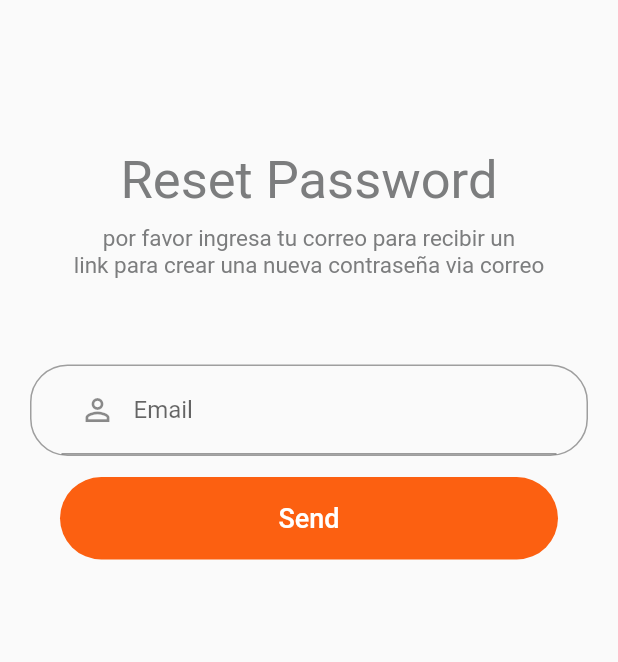
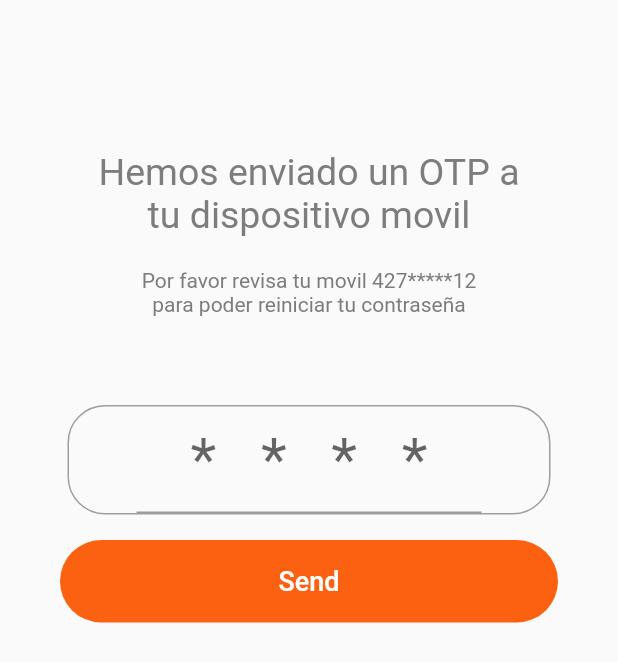
Before and after one commit to WhiteWolf720/ChanguitoApp, a Flutter app: the screen it shows after launch, on a phone screen of 412 x 824 dp. Shown: the top 662 px of the screen. Run offline on Flutter 3.47's test engine with Material 2 defaults, Android fonts, the phone set to English and light mode, and no system bars; our stand-ins replace mask_text_input_formatter.

Commit message:
9no envio - ResetCode

```diff
--- a/lib/main.dart
+++ b/lib/main.dart
@@ -8,7 +8,7 @@ void main() {
     (
       debugShowCheckedModeBanner: false,
       title: 'Changuito Express',
-      initialRoute: '/resetpass',
+      initialRoute: '/resetcode',
       routes: routes,
       theme: ThemeData(
         primaryColor: Color.fromRGBO(252, 96, 17, 1.0),
--- /dev/null
+++ b/lib/pages/loginCode.dart
@@ -0,0 +1,104 @@
+import 'package:flutter/material.dart';
+import 'package:flutter/services.dart';
+
+class ResetCode extends StatelessWidget {
+  const ResetCode({Key? key}) : super(key: key);
+
+  @override
+  Widget build(BuildContext context) {
+    final _height = MediaQuery.of(context).size.height;
+
+    return Scaffold(
+      body: Stack(
+        children: <Widget>[
+          Column(
+            children: <Widget>[
+              SizedBox(
+                width: double.infinity,
+                height: _height * 0.5,
+                //color: Colors.purple,
+                child: Column(children: [
+                  Container(
+                    margin: const EdgeInsets.only(top: 100.0),
+                    child: Wrap(
+                      alignment: WrapAlignment.center,
+                      children: [
+                        const Text(
+                          'Hemos enviado un OTP a',
+                          style: TextStyle(
+                              color: Color.fromRGBO(124, 125, 126, 1.0),
+                              fontSize: 25.0),
+                        ),
+                        const Text(
+                          'tu dispositivo movil',
+                          style: TextStyle(
+                              color: Color.fromRGBO(124, 125, 126, 1.0),
+                              fontSize: 25.0),
+                        ),
+                        const SizedBox(
+                          height: 50.0,
+                        ),
+                        const Text(
+                          'Por favor revisa tu movil 427*****12',
+                          style: TextStyle(
+                              color: Color.fromRGBO(124, 125, 126, 1.0),
+                              fontSize: 14.0),
+                        ),
+                        const Text(
+                          'para poder reiniciar tu contraseña',
+                          style: TextStyle(
+                              color: Color.fromRGBO(124, 125, 126, 1.0),
+                              fontSize: 14.0),
+                        ),
+                        const SizedBox(
+                          height: 75.0,
+                        ),
+                        const SizedBox(
+                          height: 30.0,
+                        ),
+                        Container(
+                          padding: const EdgeInsets.symmetric(horizontal: 45.0),
+                          margin: const EdgeInsets.symmetric(horizontal: 45.0),
+                          decoration: BoxDecoration(
+                              borderRadius: BorderRadius.circular(25.0),
+                              border: Border.all(color: Colors.grey)),
+                          child: const TextField(
+                              textAlign: TextAlign.center,
+                              style: TextStyle(
+                                  color: Color.fromRGBO(124, 125, 126, 1.0),
+                                  fontSize: 40.0),
+                              decoration: InputDecoration(
+                                  //prefixIcon: Icon(Icons.person_outline),
+                                  //labelText: '*   *   *   *',
+                                  hintText: '*   *   *   *')),
+                        ),
+                        const SizedBox(
+                          height: 90.0,
+                        ),
+                        Container(
+                          width: double.infinity,
+                          height: 55.0,
+                          margin:
+                              const EdgeInsets.only(left: 40.0, right: 40.0),
+                          decoration: BoxDecoration(
+                              borderRadius: BorderRadius.circular(30),
+                              color: Theme.of(context).primaryColor),
+                          child: const TextButton(
+                            onPressed: null,
+                            child: Text('Send',
+                                style: TextStyle(
+                                    fontSize: 18.0, color: Colors.white)),
+                          ),
+                        ),
+                      ],
+                    ),
+                  )
+                ]),
+              )
+            ],
+          )
+        ],
+      ),
+    );
+  }
+}
--- a/lib/src/routes.dart
+++ b/lib/src/routes.dart
@@ -1,4 +1,5 @@
 import 'package:changutiapp/main.dart';
+import 'package:changutiapp/pages/loginCode.dart';
 import 'package:changutiapp/pages/loginMethods.dart';
 import 'package:changutiapp/pages/loginPage.dart';
 import 'package:changutiapp/pages/homePage.dart';
@@ -12,5 +13,6 @@ final routes=<String, WidgetBuilder>
   '/login':(BuildContext context) => const LoginPage(),
   '/logins':(BuildContext context) => const LoginMethods(),
   '/signup':(BuildContext context) => const SignUp(),
-  '/resetpass':(BuildContext context) => const ResetPass()
+  '/resetpass':(BuildContext context) => const ResetPass(),
+  '/resetcode':(BuildContext context) => const ResetCode()
 };
```
